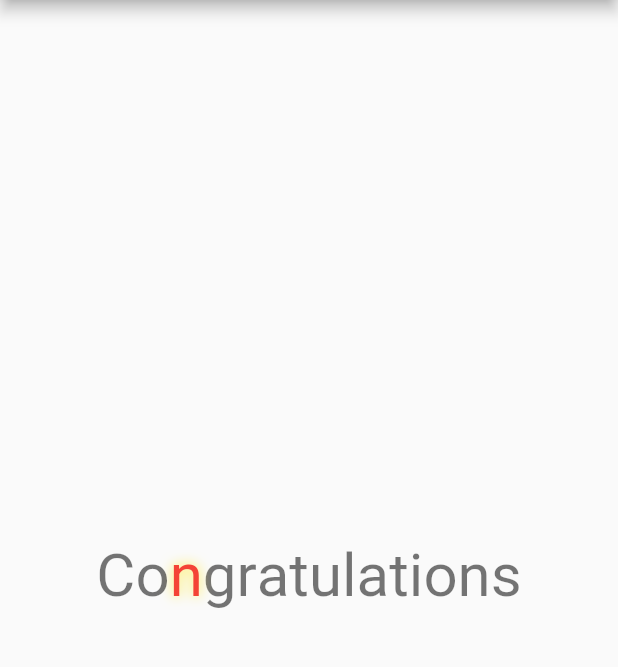
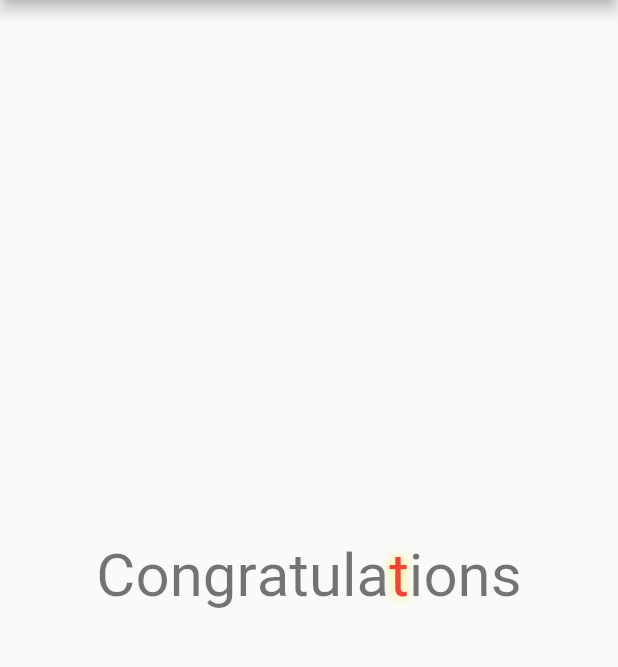
Before and after one commit to pktintali/floating_text, a Flutter app: the screen it shows after launch, on a phone screen of 412 x 824 dp, the part 84-751 px from its top. Run offline on Flutter 3.47's test engine with Material 2 defaults, Android fonts, the phone set to English and light mode, and no system bars.

```diff
--- a/example/lib/main.dart
+++ b/example/lib/main.dart
@@ -39,8 +39,8 @@ class _CustomCardsExampleState extends State<CustomCardsExample> {
         child: FloatingText(
           text: 'Congratulations',
           repeat: true,
-          floatingSpeed: 6,
-          isRTL: true,
+          duration: Duration(milliseconds: 100),
+          // isRTL: true,
           textStyle: TextStyle(
             fontSize: 40,
             color: Colors.black54,
--- a/lib/src/FloatingText.dart
+++ b/lib/src/FloatingText.dart
@@ -10,10 +10,10 @@ class FloatingText extends StatefulWidget {
   /// boolean by default set to false
   final bool repeat;
 
-  ///Speed for the [FloatingText] animation
+  ///Animation speed for the [FloatingText]
   ///
-  /// By Default Set to 3
-  final int floatingSpeed;
+  /// By Default Set to 200 milliseconds
+  final Duration duration;
 
   ///[TextStyle] for non floating [Text]
   final TextStyle textStyle;
@@ -31,7 +31,7 @@ class FloatingText extends StatefulWidget {
   FloatingText(
       {@required this.text,
       this.key,
-      this.floatingSpeed = 3,
+      this.duration = const Duration(milliseconds: 200),
       this.isRTL = false,
       this.textStyle = const TextStyle(),
       this.floatingTextStyle = const TextStyle(color: Colors.red),
@@ -46,7 +46,7 @@ class _FloatingTextState extends State<FloatingText> {
   String _pString;
   Timer _timer;
   double _temp = 0;
-  int speed;
+  Duration dur;
   void changePosition(Timer t) async {
     if ((widget.repeat && _temp != -1) || _temp < widget.text.length + 1) {
       _tList.clear();
@@ -77,17 +77,14 @@ class _FloatingTextState extends State<FloatingText> {
 
   void _setTimer() {
     _timer.cancel();
-    _timer = Timer.periodic(
-        Duration(milliseconds: (1000 / speed).round()), changePosition);
+    _timer = Timer.periodic(dur, changePosition);
   }
 
   @override
   void initState() {
     _splitString();
     _temp = 0;
-    _timer = Timer.periodic(
-        Duration(milliseconds: (1000 / widget.floatingSpeed).round()),
-        changePosition);
+    _timer = Timer.periodic(widget.duration, changePosition);
     super.initState();
   }
 
@@ -104,8 +101,8 @@ class _FloatingTextState extends State<FloatingText> {
       _pString = widget.text;
     }
 
-    if (widget.floatingSpeed != speed) {
-      speed = widget.floatingSpeed;
+    if (widget.duration != dur) {
+      dur = widget.duration;
       _setTimer();
     }
     return Row(
```
Also changed, not shown: pubspec.yaml (+1 -37 lines), example/pubspec.lock, 2 other files.
